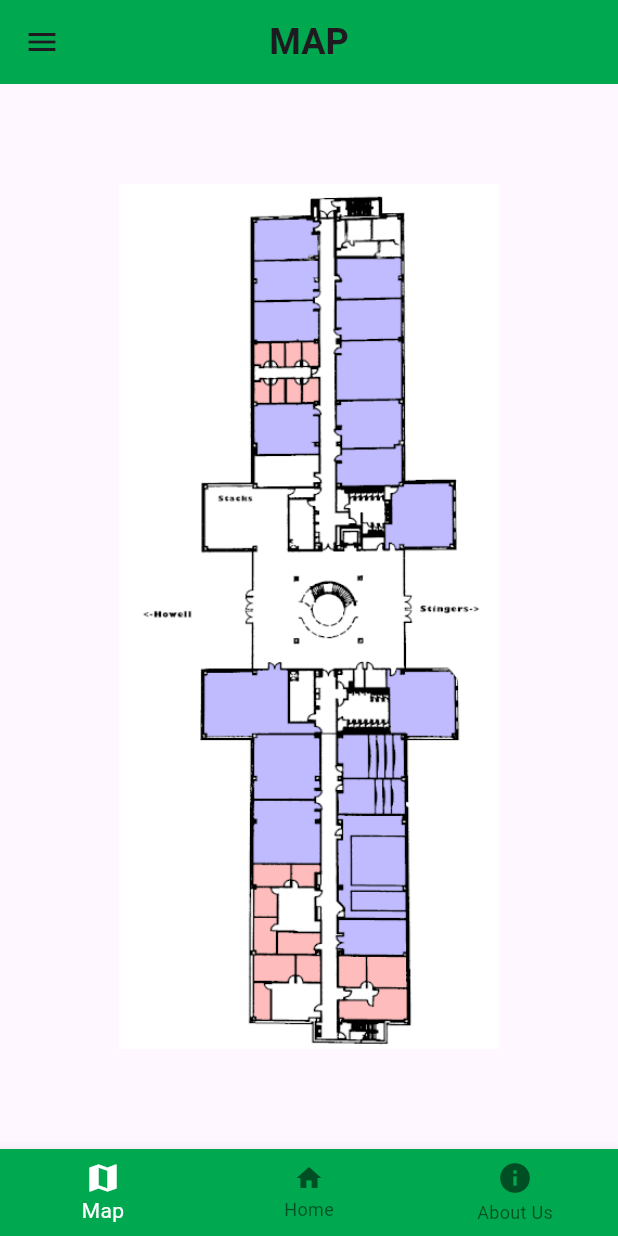
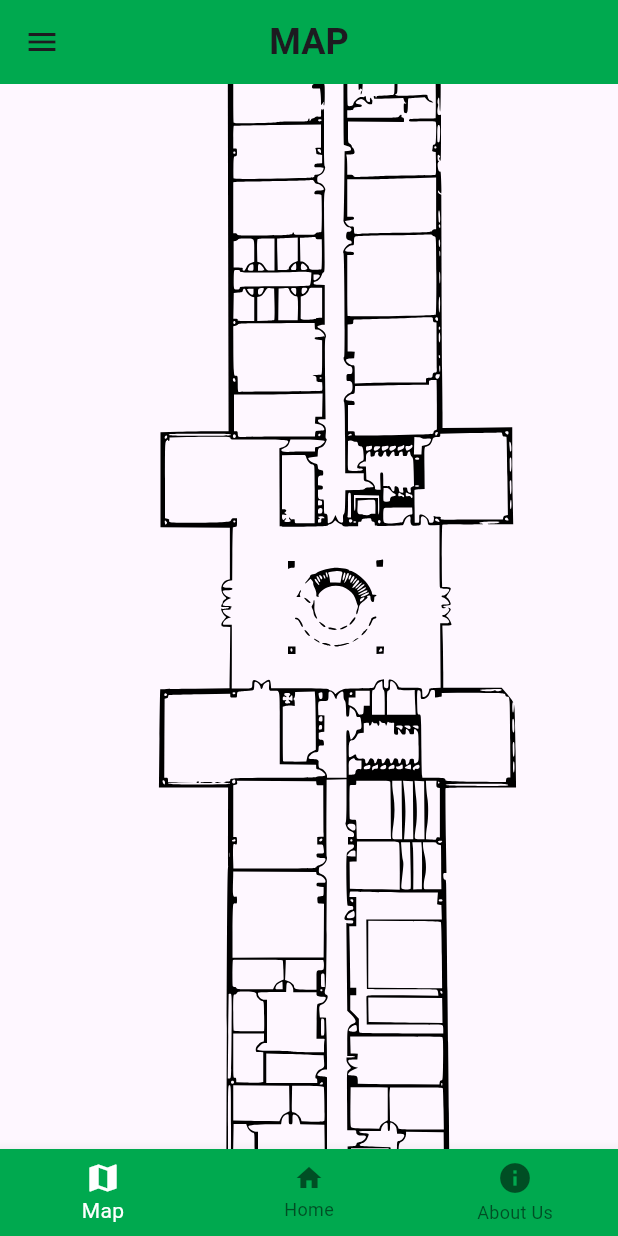
Before and after one commit to INDY-5-Team/Path_Finder, a Flutter app: the screen it shows after launch, on a phone screen of 412 x 824 dp. Run offline on Flutter 3.47's test engine with Material 3 defaults, Android fonts, the phone set to English and light mode, and no system bars; our stand-ins replace flutter_svg; missing offline and left inert: dijkstra, mobile_scanner.

```diff
--- a/flutter-application/lib/Pages/map_page.dart
+++ b/flutter-application/lib/Pages/map_page.dart
@@ -1,4 +1,5 @@
 import 'package:flutter/material.dart';
+import 'package:flutter_svg/flutter_svg.dart';
 
 class MapPage extends StatelessWidget {
   final double textSize;
@@ -6,19 +7,28 @@ class MapPage extends StatelessWidget {
 
   @override
   Widget build(BuildContext context) {
-    double screenHeight = MediaQuery.of(context).size.height * .7;
-    return Center(
-      child: Column(
-        mainAxisAlignment: MainAxisAlignment.center,
-        children: [
-          InteractiveViewer(
-              panEnabled: true,
-              child: Image.asset(
-                'assets/images/mock_app.png',
-                width: screenHeight * 0.75,
-                height: screenHeight,
-              ))
-        ],
+    final screenSize = MediaQuery.of(context).size;
+
+    return Scaffold(
+      body: InteractiveViewer(
+        panEnabled: true,
+        boundaryMargin: EdgeInsets.all(
+            100), // Adds extra space around the SVG to avoid clipping
+        minScale: 0.5,
+        maxScale: 4.0,
+        child: Center(
+          child: SizedBox(
+            width: screenSize.width *
+                2, // Make the container twice the screen width
+            height: screenSize.height *
+                2, // Make the container twice the screen height
+            child: SvgPicture.asset(
+              'assets/images/mock_app_no_bg.svg',
+              fit: BoxFit
+                  .none, // Prevents resizing of SVG, allowing it to display fully
+            ),
+          ),
+        ),
       ),
     );
   }
--- a/flutter-application/pubspec.yaml
+++ b/flutter-application/pubspec.yaml
@@ -36,6 +36,7 @@ dependencies:
   cupertino_icons: ^1.0.8
   mobile_scanner: ^6.0.2
   dijkstra: ^0.0.4
+  flutter_svg: ^2.0.14
 
 
 dev_dependencies:
@@ -96,6 +97,8 @@ flutter:
       - assets/images/choa_banner_logo.png
       - assets/images/choa_building.jpg
       - assets/images/mock_app.png
+      - assets/images/mock_app.svg
+      - assets/images/mock_app_no_bg.svg
 
 
   # The followin g adds png of CHOA Logo Icon to your application.
```
Also changed, not shown: flutter-application/assets/images/mock_app.svg (added), flutter-application/assets/images/mock_app_no_bg.svg (added).
